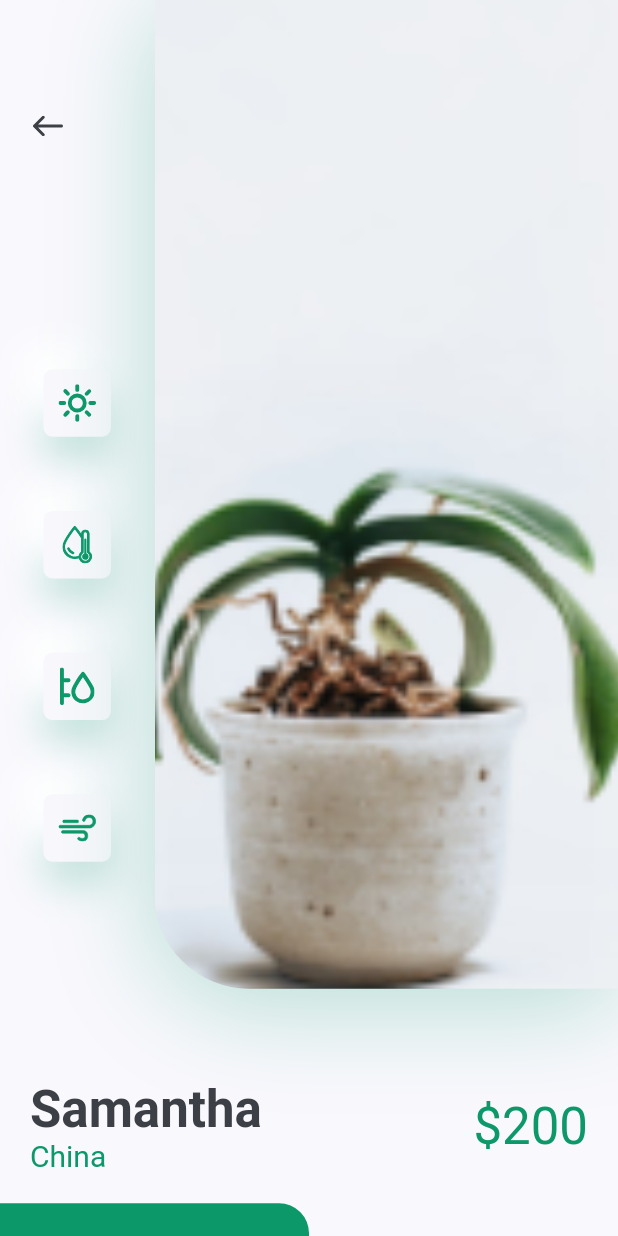
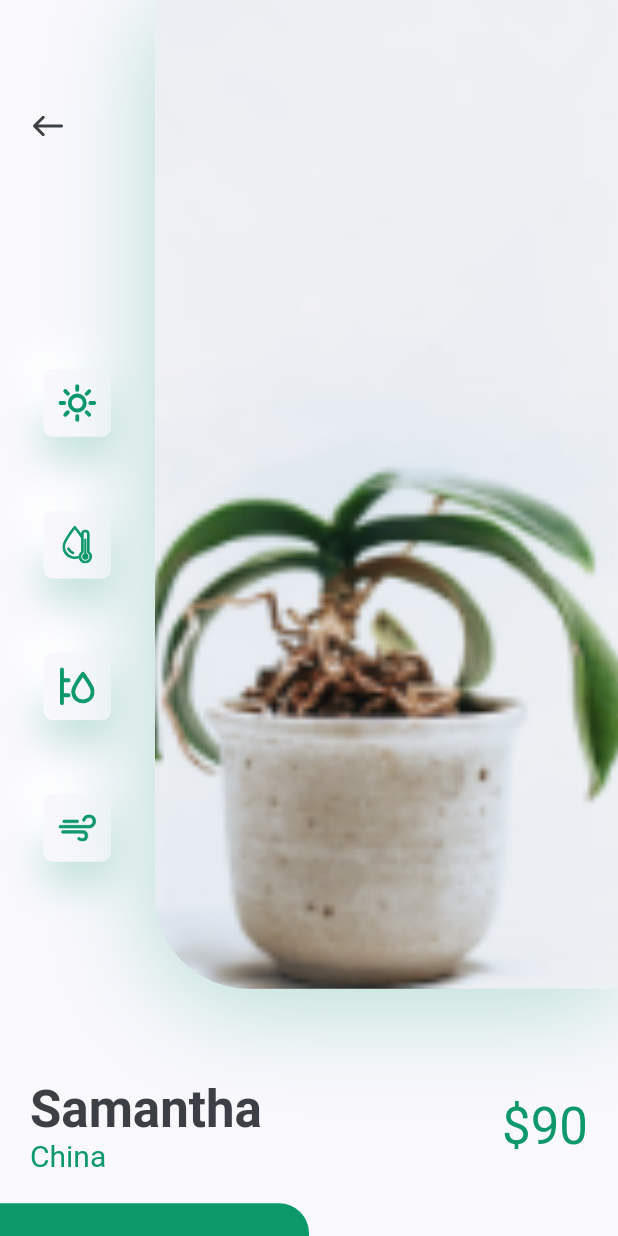
Before and after one commit to LaghroubiMohamed/Flutter-Plant-App-UI-, a Flutter app: the screen it shows after launch, after a tap on an icon or button, on a phone screen of 412 x 824 dp. Run offline on Flutter 3.47's test engine with Material 2 defaults, Android fonts, the phone set to English and light mode, and no system bars; our stand-ins replace flutter_svg.

Commit message:
fianl edit project done

```diff
--- a/lib/Models/recomanded_model.dart
+++ b/lib/Models/recomanded_model.dart
@@ -26,13 +26,13 @@ final List<Recomanded> recomandedd = [
     country: 'Paris',
     image: 'assets/images/image_2.png',
     plantName: 'Angelica',
-    price: 200,
+    price: 150,
   ),
   Recomanded(
     id: '3',
     country: 'China',
     image: 'assets/images/image_3.png',
     plantName: 'Samantha',
-    price: 200,
+    price: 90,
   ),
 ];
--- a/lib/Screens/details/Components/body.dart
+++ b/lib/Screens/details/Components/body.dart
@@ -29,7 +29,7 @@ class Body extends StatelessWidget {
             children: <Widget>[
               SizedBox(
                 width: size.width / 2,
-                height: 84,
+                height: 64,
                 child: FlatButton(
                   shape: RoundedRectangleBorder(
                     borderRadius: BorderRadius.only(
```
